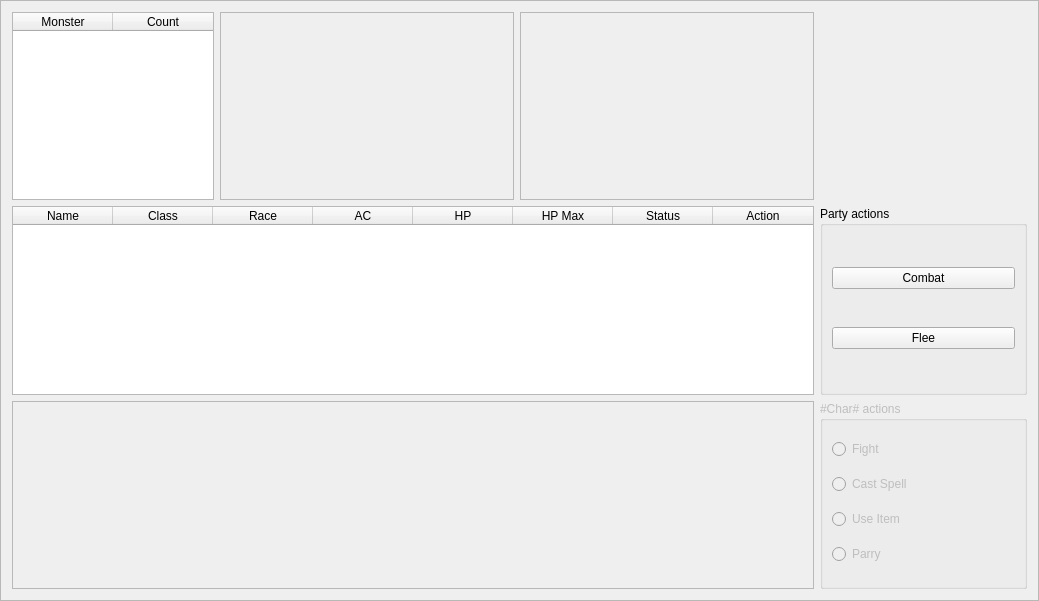
Qt form pyQTApp/qt_designer_widgets/maze_QFrame.ui (codingame-team/DnD-5th-Edition-API) before a commit.
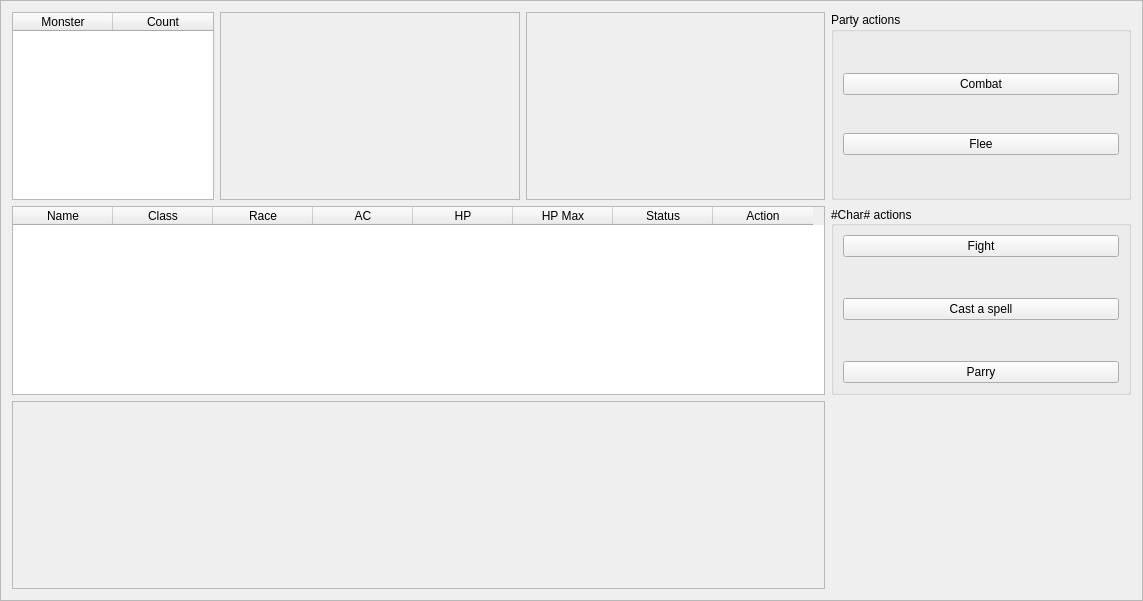
The same form after that commit.

Commit message: add spellcasting selection, improve action selection and refactor codes

Patch:
```diff
--- a/pyQTApp/qt_designer_widgets/maze_QFrame.ui
+++ b/pyQTApp/qt_designer_widgets/maze_QFrame.ui
@@ -6,10 +6,16 @@
    <rect>
     <x>0</x>
     <y>0</y>
-    <width>1039</width>
+    <width>1143</width>
     <height>601</height>
    </rect>
   </property>
+  <property name="sizePolicy">
+   <sizepolicy hsizetype="Expanding" vsizetype="Preferred">
+    <horstretch>0</horstretch>
+    <verstretch>0</verstretch>
+   </sizepolicy>
+  </property>
   <property name="windowTitle">
    <string>Frame</string>
   </property>
@@ -20,36 +26,30 @@
    <enum>QFrame::Raised</enum>
   </property>
   <layout class="QGridLayout" name="gridLayout_3">
-   <item row="0" column="0">
-    <widget class="QTableWidget" name="monsters_tableWidget">
-     <property name="sizePolicy">
-      <sizepolicy hsizetype="Fixed" vsizetype="MinimumExpanding">
-       <horstretch>0</horstretch>
-       <verstretch>0</verstretch>
-      </sizepolicy>
+   <item row="0" column="3">
+    <widget class="QGroupBox" name="party_action_groupBox">
+     <property name="title">
+      <string>Party actions</string>
      </property>
-     <property name="verticalScrollBarPolicy">
-      <enum>Qt::ScrollBarAlwaysOff</enum>
-     </property>
-     <property name="horizontalScrollBarPolicy">
-      <enum>Qt::ScrollBarAlwaysOff</enum>
-     </property>
-     <property name="sizeAdjustPolicy">
-      <enum>QAbstractScrollArea::AdjustToContents</enum>
-     </property>
-     <property name="columnCount">
-      <number>2</number>
-     </property>
-     <column>
-      <property name="text">
-       <string>Monster</string>
-      </property>
-     </column>
-     <column>
-      <property name="text">
-       <string>Count</string>
-      </property>
-     </column>
+     <layout class="QGridLayout" name="gridLayout_2">
+      <item row="0" column="0">
+       <widget class="QPushButton" name="combatButton">
+        <property name="enabled">
+         <bool>true</bool>
+        </property>
+        <property name="text">
+         <string>Combat</string>
+        </property>
+       </widget>
+      </item>
+      <item row="1" column="0">
+       <widget class="QPushButton" name="fleeButton">
+        <property name="text">
+         <string>Flee</string>
+        </property>
+       </widget>
+      </item>
+     </layout>
     </widget>
    </item>
    <item row="0" column="1">
@@ -137,10 +137,33 @@
      </widget>
     </widget>
    </item>
+   <item row="2" column="0" colspan="3">
+    <widget class="QScrollArea" name="event_scrollArea">
+     <property name="sizePolicy">
+      <sizepolicy hsizetype="Minimum" vsizetype="Expanding">
+       <horstretch>0</horstretch>
+       <verstretch>0</verstretch>
+      </sizepolicy>
+     </property>
+     <property name="widgetResizable">
+      <bool>true</bool>
+     </property>
+     <widget class="QWidget" name="scrollAreaWidgetContents">
+      <property name="geometry">
+       <rect>
+        <x>0</x>
+        <y>0</y>
+        <width>810</width>
+        <height>178</height>
+       </rect>
+      </property>
+     </widget>
+    </widget>
+   </item>
    <item row="1" column="0" colspan="3">
     <widget class="QTableWidget" name="party_tableWidget">
      <property name="sizePolicy">
-      <sizepolicy hsizetype="Minimum" vsizetype="MinimumExpanding">
+      <sizepolicy hsizetype="Expanding" vsizetype="MinimumExpanding">
        <horstretch>0</horstretch>
        <verstretch>0</verstretch>
       </sizepolicy>
@@ -202,86 +225,112 @@
      </column>
     </widget>
    </item>
+   <item row="0" column="0">
+    <widget class="QTableWidget" name="monsters_tableWidget">
+     <property name="sizePolicy">
+      <sizepolicy hsizetype="Fixed" vsizetype="MinimumExpanding">
+       <horstretch>0</horstretch>
+       <verstretch>0</verstretch>
+      </sizepolicy>
+     </property>
+     <property name="verticalScrollBarPolicy">
+      <enum>Qt::ScrollBarAlwaysOff</enum>
+     </property>
+     <property name="horizontalScrollBarPolicy">
+      <enum>Qt::ScrollBarAlwaysOff</enum>
+     </property>
+     <property name="sizeAdjustPolicy">
+      <enum>QAbstractScrollArea::AdjustToContents</enum>
+     </property>
+     <property name="columnCount">
+      <number>2</number>
+     </property>
+     <column>
+      <property name="text">
+       <string>Monster</string>
+      </property>
+     </column>
+     <column>
+      <property name="text">
+       <string>Count</string>
+      </property>
+     </column>
+    </widget>
+   </item>
    <item row="1" column="3">
-    <widget class="QGroupBox" name="party_action_groupBox">
-     <property name="title">
-      <string>Party actions</string>
-     </property>
-     <layout class="QGridLayout" name="gridLayout_2">
-      <item row="0" column="0">
-       <widget class="QPushButton" name="fightButton">
-        <property name="enabled">
-         <bool>true</bool>
-        </property>
-        <property name="text">
-         <string>Combat</string>
-        </property>
-       </widget>
-      </item>
-      <item row="1" column="0">
-       <widget class="QPushButton" name="fleeButton">
-        <property name="text">
-         <string>Flee</string>
-        </property>
-       </widget>
-      </item>
-     </layout>
-    </widget>
-   </item>
-   <item row="2" column="0" colspan="3">
-    <widget class="QScrollArea" name="event_scrollArea">
-     <property name="widgetResizable">
-      <bool>true</bool>
-     </property>
-     <widget class="QWidget" name="scrollAreaWidgetContents">
-      <property name="geometry">
-       <rect>
-        <x>0</x>
-        <y>0</y>
-        <width>800</width>
-        <height>179</height>
-       </rect>
-      </property>
-     </widget>
-    </widget>
-   </item>
-   <item row="2" column="3">
     <widget class="QGroupBox" name="char_actions_groupBox">
      <property name="enabled">
-      <bool>false</bool>
+      <bool>true</bool>
+     </property>
+     <property name="sizePolicy">
+      <sizepolicy hsizetype="Preferred" vsizetype="Ignored">
+       <horstretch>0</horstretch>
+       <verstretch>0</verstretch>
+      </sizepolicy>
      </property>
      <property name="title">
       <string>#Char# actions</string>
      </property>
-     <layout class="QGridLayout" name="gridLayout">
-      <item row="2" column="0">
-       <widget class="QRadioButton" name="radioButton_6">
-        <property name="text">
-         <string>Use Item</string>
+     <property name="alignment">
+      <set>Qt::AlignLeading|Qt::AlignLeft|Qt::AlignVCenter</set>
+     </property>
+     <layout class="QVBoxLayout" name="verticalLayout">
+      <item>
+       <widget class="QPushButton" name="fightButton">
+        <property name="enabled">
+         <bool>true</bool>
         </property>
-       </widget>
-      </item>
-      <item row="3" column="0">
-       <widget class="QRadioButton" name="radioButton_3">
-        <property name="text">
-         <string>Parry</string>
-        </property>
-       </widget>
-      </item>
-      <item row="1" column="0">
-       <widget class="QRadioButton" name="radioButton_2">
-        <property name="text">
-         <string>Cast Spell</string>
-        </property>
-       </widget>
-      </item>
-      <item row="0" column="0">
-       <widget class="QRadioButton" name="radioButton">
         <property name="text">
          <string>Fight</string>
         </property>
        </widget>
       </item>
+      <item>
+       <spacer name="verticalSpacer">
+        <property name="orientation">
+         <enum>Qt::Vertical</enum>
+        </property>
+        <property name="sizeHint" stdset="0">
+         <size>
+          <width>20</width>
+          <height>5</height>
+         </size>
+        </property>
+       </spacer>
+      </item>
+      <item>
+       <widget class="QPushButton" name="castButton">
+        <property name="enabled">
+         <bool>true</bool>
+        </property>
+        <property name="text">
+         <string>Cast a spell</string>
+        </property>
+       </widget>
+      </item>
+      <item>
+       <spacer name="verticalSpacer_2">
+        <property name="orientation">
+         <enum>Qt::Vertical</enum>
+        </property>
+        <property name="sizeHint" stdset="0">
+         <size>
+          <width>20</width>
+          <height>5</height>
+         </size>
+        </property>
+       </spacer>
+      </item>
+      <item>
+       <widget class="QPushButton" name="parryButton">
+        <property name="enabled">
+         <bool>true</bool>
+        </property>
+        <property name="text">
+         <string>Parry</string>
+        </property>
+       </widget>
+      </item>
      </layout>
     </widget>
    </item>
```
The commit also changes 12 other files.
